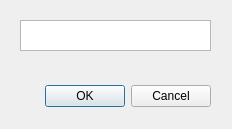
This is ipresolvedialog.ui in AlbertLiuCST/COMP4985_Assign1 as Qt 5 draws it before an edit. The edited form follows.
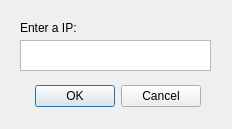
This is the edited form.

```diff
--- a/ipresolvedialog.ui
+++ b/ipresolvedialog.ui
@@ -16,7 +16,7 @@
   <widget class="QDialogButtonBox" name="buttonBox">
    <property name="geometry">
     <rect>
-     <x>10</x>
+     <x>0</x>
      <y>80</y>
      <width>201</width>
      <height>32</height>
@@ -33,12 +33,25 @@
    <property name="geometry">
     <rect>
      <x>20</x>
-     <y>20</y>
+     <y>40</y>
      <width>191</width>
      <height>31</height>
     </rect>
    </property>
   </widget>
+  <widget class="QLabel" name="label">
+   <property name="geometry">
+    <rect>
+     <x>20</x>
+     <y>20</y>
+     <width>131</width>
+     <height>16</height>
+    </rect>
+   </property>
+   <property name="text">
+    <string>Enter a IP:</string>
+   </property>
+  </widget>
  </widget>
  <resources/>
  <connections>
```
